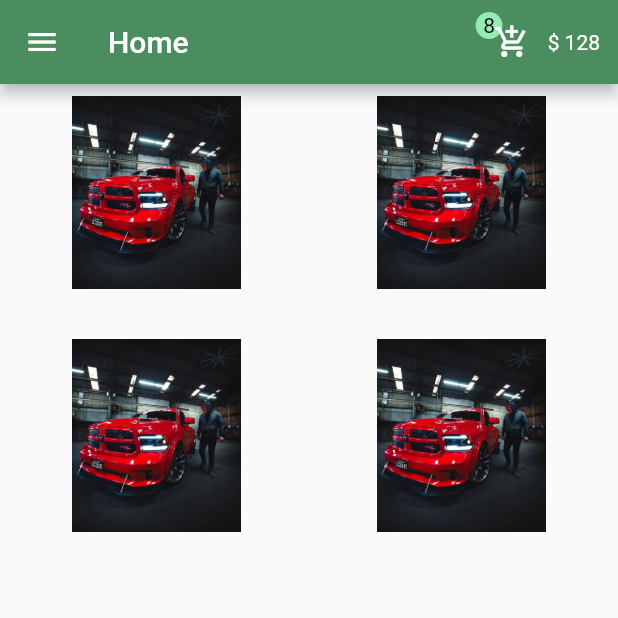
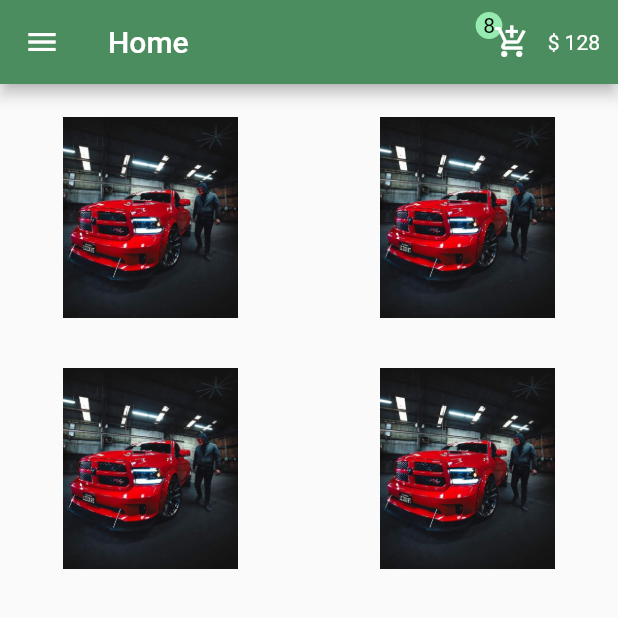
Before and after one commit to Abdallah-Mohamed-Abdallah-AbdulRazzaq/flower_app, a Flutter app: the screen it shows after launch, on a phone screen of 412 x 824 dp, the top half of it. Run offline on Flutter 3.47's test engine with Material 2 defaults, Android fonts, the phone set to English and light mode, and no system bars.

Commit message:
add padding (only --> top =  22)

```diff
--- a/lib/pages/home.dart
+++ b/lib/pages/home.dart
@@ -7,7 +7,7 @@ class Home extends StatelessWidget {
   Widget build(BuildContext context) {
     return Scaffold(
       body: Padding(
-        padding: const EdgeInsets.all(8.0),
+        padding: const EdgeInsets.only(top: 22),
         child: GridView.builder(
         gridDelegate: SliverGridDelegateWithFixedCrossAxisCount(
           crossAxisCount: 2,
```
